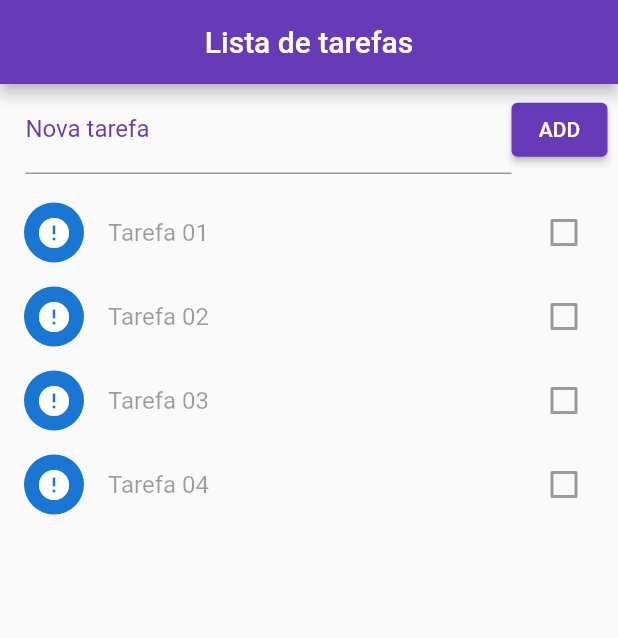
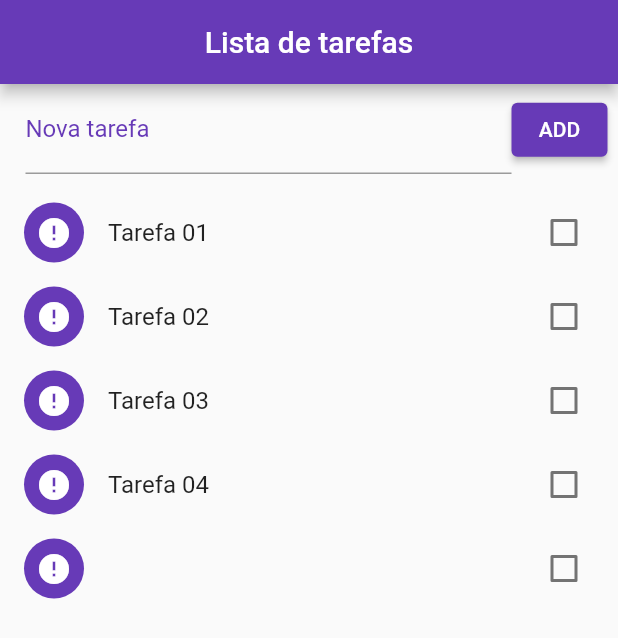
Before and after one commit to lsandrade/lista_tarefas, a Flutter app: the screen it shows after launch, after a tap on "ADD", on a phone screen of 412 x 824 dp. Shown: the top 638 px of the screen. Run offline on Flutter 3.47's test engine with Material 2 defaults, Android fonts, the phone set to English and light mode, and no system bars.

```diff
--- a/lib/home.dart
+++ b/lib/home.dart
@@ -10,12 +10,24 @@ class Home extends StatefulWidget {
 }
 
 class _HomeState extends State<Home> {
+  final _todoController = TextEditingController();
+
   List _todoList = [
     {"title": "Tarefa 01", "ok": false},
     {"title": "Tarefa 02", "ok": false},
     {"title": "Tarefa 03", "ok": false},
     {"title": "Tarefa 04", "ok": false},
   ];
+
+  void _addTodo() {
+    setState(() {
+      Map<String, dynamic> newTodo = Map();
+      newTodo["title"] = _todoController.text;
+      _todoController.text = "";
+      newTodo["ok"] = false;
+      _todoList.add(newTodo);
+    });
+  }
 
   Future<File> _getFile() async {
     final directory = await getApplicationDocumentsDirectory();
@@ -54,6 +66,7 @@ class _HomeState extends State<Home> {
               children: [
                 Expanded(
                   child: TextField(
+                    controller: _todoController,
                     decoration: InputDecoration(
                         labelText: "Nova tarefa",
                         labelStyle: TextStyle(color: Colors.deepPurple),
@@ -64,7 +77,7 @@ class _HomeState extends State<Home> {
                 ),
                 ElevatedButton(
                   child: Text("ADD"),
-                  onPressed: () => debugPrint("ADD"),
+                  onPressed: () => _addTodo(),
                   style: ElevatedButton.styleFrom(primary: Colors.deepPurple),
                 )
               ],
@@ -73,11 +86,21 @@ class _HomeState extends State<Home> {
           Expanded(
               child: ListView.builder(
             itemBuilder: (context, index) => CheckboxListTile(
+              activeColor: Colors.deepPurple,
               title: Text(_todoList[index]["title"]),
               value: _todoList[index]["ok"],
               secondary: CircleAvatar(
-                child: Icon(_todoList[index]["ok"] ? Icons.check : Icons.error),
+                backgroundColor: Colors.deepPurple,
+                child: Icon(
+                  _todoList[index]["ok"] ? Icons.check : Icons.error,
+                  color: Colors.white,
+                ),
               ),
+              onChanged: (c) {
+                setState(() {
+                  _todoList[index]["ok"] = c;
+                });
+              },
             ),
             padding: EdgeInsets.only(top: 10.0),
             itemCount: _todoList.length,
```
